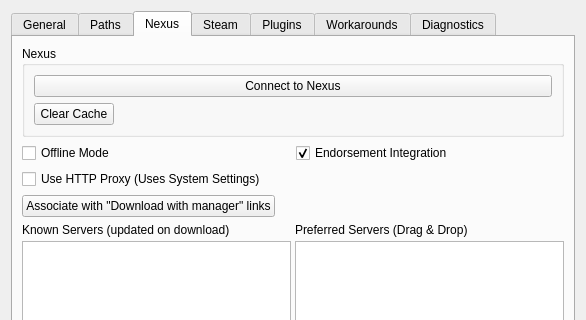
Qt form modorganizer/src/settingsdialog.ui (Holt59/mo2-merge) before a commit; both pictures show x 0 to 586 and y 0 to 320 of the 586 by 504 pixel window.
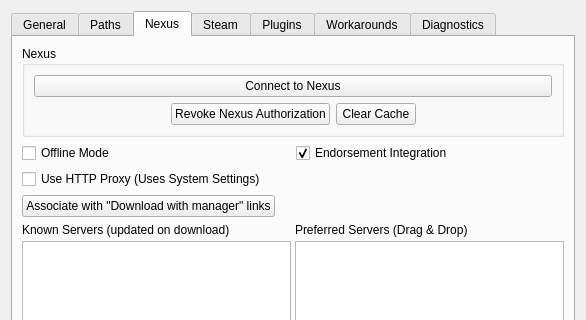
The same form after that commit. The open tabs and pages were chosen to show the change. Icons and pictures are not drawn.

Commit message: [modorganizer] Several Nexus API-related changes * Added 30-second ping so Nexus doesn't close our connection * Set an overall 5 minute timeout before we give up listening for auth * Fixed some old signal and slot connections * Added a button to revoke the current API authorization * Updated bulk endorsement function with new API changes

The edit to the form file:
```diff
--- a/modorganizer/src/settingsdialog.ui
+++ b/modorganizer/src/settingsdialog.ui
@@ -481,6 +481,33 @@
           </item>
           <item>
            <layout class="QHBoxLayout" name="horizontalLayout_11">
+            <item>
+             <spacer name="horizontalSpacer_7">
+              <property name="orientation">
+               <enum>Qt::Horizontal</enum>
+              </property>
+              <property name="sizeHint" stdset="0">
+               <size>
+                <width>40</width>
+                <height>20</height>
+               </size>
+              </property>
+             </spacer>
+            </item>
+            <item>
+             <widget class="QPushButton" name="revokeNexusAuthButton">
+              <property name="toolTip">
+               <string>Clear the stored Nexus API key and force reauthorization.</string>
+              </property>
+              <property name="text">
+               <string>Revoke Nexus Authorization</string>
+              </property>
+              <property name="icon">
+               <iconset resource="resources.qrc">
+                <normaloff>:/MO/gui/edit_clear</normaloff>:/MO/gui/edit_clear</iconset>
+              </property>
+             </widget>
+            </item>
             <item>
              <widget class="QPushButton" name="clearCacheButton">
               <property name="toolTip">
```
Left out of the diff: 2 changed lines with no effect on the pictures. The commit also changes 10 other files.
